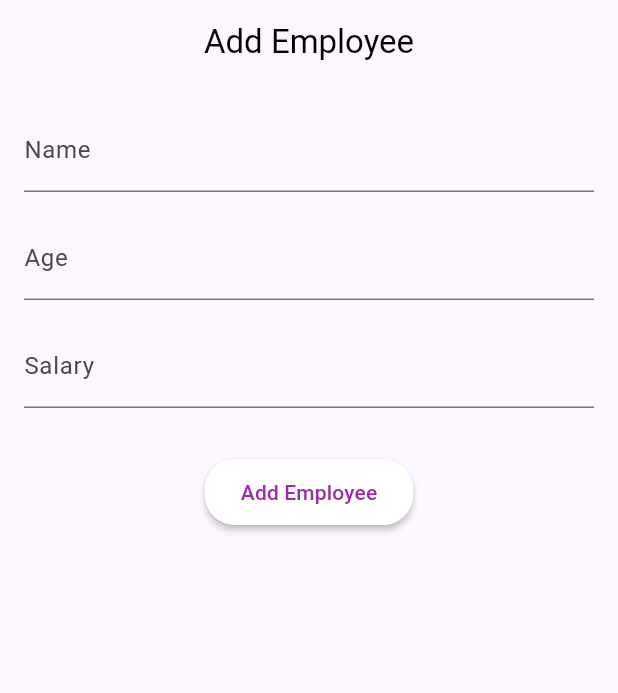
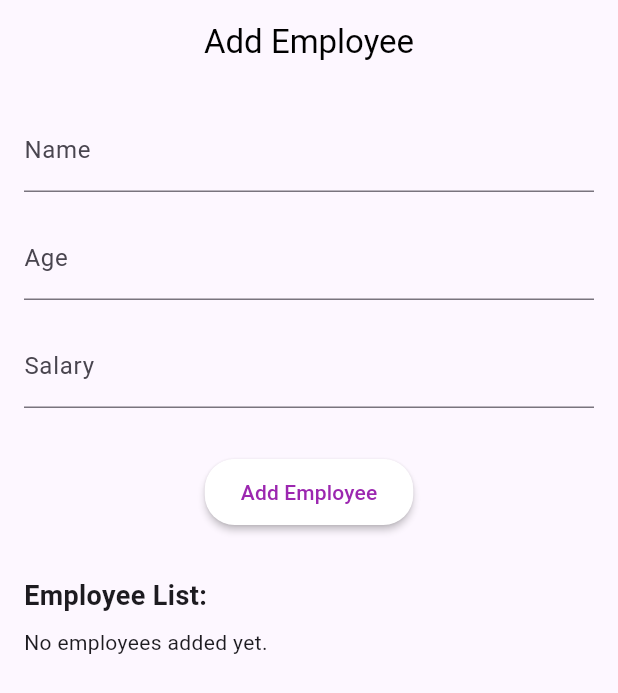
Before and after one commit to FabulousCodex/assaginmentlivetest, a Flutter app: the screen it shows after launch, on a phone screen of 412 x 824 dp. Shown: the top 693 px of the screen. Run offline on Flutter 3.47's test engine with Material 3 defaults, Android fonts, the phone set to English and light mode, and no system bars.

Commit message:
second commit

```diff
--- a/lib/main.dart
+++ b/lib/main.dart
@@ -1,7 +1,36 @@
 import 'package:flutter/material.dart';
 
-class AddEmployeeScreen extends StatelessWidget {
+class AddEmployeeScreen extends StatefulWidget {
+  @override
+  _AddEmployeeScreenState createState() => _AddEmployeeScreenState();
+}
+
+class _AddEmployeeScreenState extends State<AddEmployeeScreen> {
   final _formKey = GlobalKey<FormState>();
+  final TextEditingController _nameController = TextEditingController();
+  final TextEditingController _ageController = TextEditingController();
+  final TextEditingController _salaryController = TextEditingController();
+
+  List<Map<String, String>> employees = [];
+
+  void _addEmployee() {
+    if (_formKey.currentState!.validate()) {
+      setState(() {
+        employees.add({
+          'name': _nameController.text,
+          'age': _ageController.text,
+          'salary': _salaryController.text,
+        });
+        _nameController.clear();
+        _ageController.clear();
+        _salaryController.clear();
+      });
+
+      ScaffoldMessenger.of(context).showSnackBar(
+        SnackBar(content: Text('Employee Added Successfully')),
+      );
+    }
+  }
 
   @override
   Widget build(BuildContext context) {
@@ -10,14 +39,17 @@ class AddEmployeeScreen extends StatelessWidget {
         title: Text('Add Employee'),
         centerTitle: true,
       ),
-      body: Padding(
+      body: SingleChildScrollView(
         padding: const EdgeInsets.all(16.0),
-        child: Form(
-          key: _formKey,
         child: Column(
           crossAxisAlignment: CrossAxisAlignment.start,
           children: [
+            Form(
+              key: _formKey,
+              child: Column(
+                children: [
                   TextFormField(
+                    controller: _nameController,
                     decoration: InputDecoration(
                       labelText: 'Name',
                       border: UnderlineInputBorder(),
@@ -31,6 +63,7 @@ class AddEmployeeScreen extends StatelessWidget {
                   ),
                   SizedBox(height: 16),
                   TextFormField(
+                    controller: _ageController,
                     keyboardType: TextInputType.number,
                     decoration: InputDecoration(
                       labelText: 'Age',
@@ -45,6 +78,7 @@ class AddEmployeeScreen extends StatelessWidget {
                   ),
                   SizedBox(height: 16),
                   TextFormField(
+                    controller: _salaryController,
                     keyboardType: TextInputType.number,
                     decoration: InputDecoration(
                       labelText: 'Salary',
@@ -60,13 +94,7 @@ class AddEmployeeScreen extends StatelessWidget {
                   SizedBox(height: 32),
                   Center(
                     child: ElevatedButton(
-                  onPressed: () {
-                    if (_formKey.currentState!.validate()) {
-                      ScaffoldMessenger.of(context).showSnackBar(
-                        SnackBar(content: Text('Employee Added Successfully')),
-                      );
-                    }
-                  },
+                      onPressed: _addEmployee,
                       style: ElevatedButton.styleFrom(
                         backgroundColor: Colors.white,
                         foregroundColor: Colors.purple,
@@ -74,13 +102,39 @@ class AddEmployeeScreen extends StatelessWidget {
                         shape: RoundedRectangleBorder(
                           borderRadius: BorderRadius.circular(20),
                         ),
-                    padding: EdgeInsets.symmetric(horizontal: 24, vertical: 12),
+                        padding:
+                        EdgeInsets.symmetric(horizontal: 24, vertical: 12),
                       ),
                       child: Text('Add Employee'),
                     ),
                   ),
                 ],
               ),
+            ),
+            SizedBox(height: 32),
+            Text('Employee List:', style: TextStyle(fontSize: 18, fontWeight: FontWeight.bold)),
+            SizedBox(height: 8),
+            employees.isEmpty
+                ? Text('No employees added yet.')
+                : DataTable(
+              columns: [
+                DataColumn(label: Text('Name')),
+                DataColumn(label: Text('Age')),
+                DataColumn(label: Text('Salary')),
+              ],
+              rows: employees
+                  .map(
+                    (emp) => DataRow(
+                  cells: [
+                    DataCell(Text(emp['name']!)),
+                    DataCell(Text(emp['age']!)),
+                    DataCell(Text(emp['salary']!)),
+                  ],
+                ),
+              )
+                  .toList(),
+            ),
+          ],
         ),
       ),
     );
```
Lines whose indentation alone changed are shown as unchanged.
